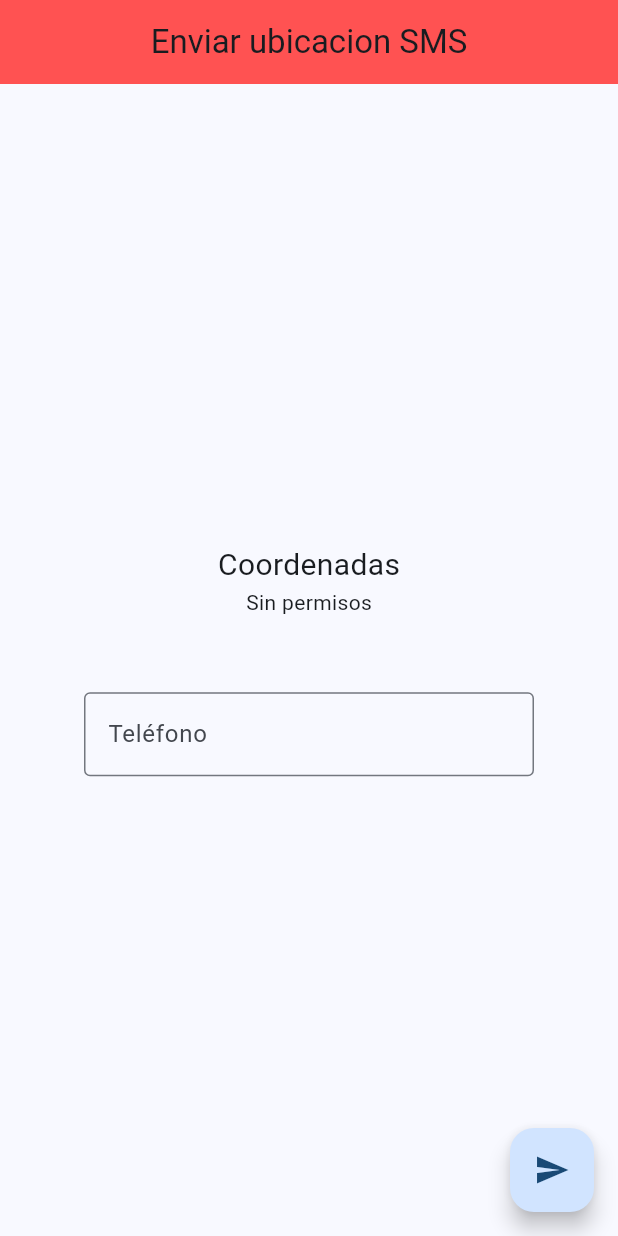
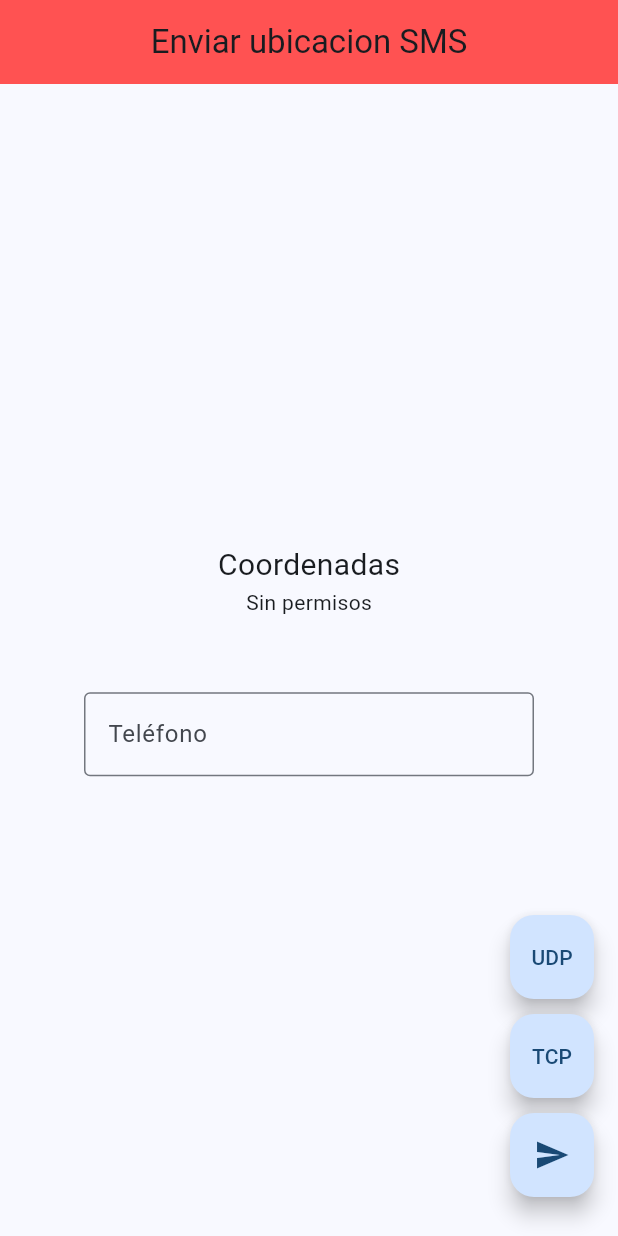
Before and after one commit to avs13/diseno-electronico, a Flutter app: the screen it shows after launch, on a phone screen of 412 x 824 dp. Run offline on Flutter 3.47's test engine with Material 2 defaults, Android fonts, the phone set to English and light mode, and no system bars; our stand-ins replace fluttertoast, geolocator; missing offline and left inert: telephony.

Commit message:
Se agrego opcion enviar ubicacion por protocolo UDP y TCP a ip hardcodeada

```diff
--- a/gps-sms-app/lib/main.dart
+++ b/gps-sms-app/lib/main.dart
@@ -1,9 +1,10 @@
 import 'dart:async';
-
+import 'dart:convert';
 import 'package:flutter/material.dart';
 import 'package:geolocator/geolocator.dart';
 import 'package:telephony/telephony.dart';
 import 'package:fluttertoast/fluttertoast.dart';
+import 'dart:io';
 
 void main() {
   runApp(const MyApp());
@@ -62,7 +63,7 @@ class _MyHomePageState extends State<MyHomePage> {
               (Position? position) {
 
             altitude = position!.altitude.toString();
-            latitude = position!.latitude.toString() ;
+            latitude = position.latitude.toString() ;
             setState(() {
 
             });
@@ -97,31 +98,9 @@ class _MyHomePageState extends State<MyHomePage> {
           fontSize: 16.0
       );
       return false;
-
     }
     return true;
   }
-
-  /*
-  Future<Position> determinePosition() async  {
-    LocationPermission permission;
-    permission = await Geolocator.checkPermission();
-    if(permission == LocationPermission.denied){
-      permission = await Geolocator.requestPermission();
-      if(permission == LocationPermission.denied){
-        return Future.error("Sin permisos ");
-      }
-    }
-    return await Geolocator.getCurrentPosition();
-  }
-
-  void getCurrentPosition() async {
-    Position position = await determinePosition();
-    altitude = position.altitude;
-    latitude = position.latitude + 1;
-    setState(() {
-    });
-  }*/
 
   @override
   Widget build(BuildContext context) {
@@ -146,9 +125,58 @@ class _MyHomePageState extends State<MyHomePage> {
               }
             },decoration: const InputDecoration(border: OutlineInputBorder(),labelText: "Teléfono",),
               keyboardType: TextInputType.number,
-            ),)
+            ),),
           ]),),
-      floatingActionButton: FloatingActionButton(
+      floatingActionButton: Column(
+        mainAxisAlignment: MainAxisAlignment.end,
+        children: [
+          FloatingActionButton(
+            onPressed: (){
+              RawDatagramSocket.bind(InternetAddress.anyIPv4, 8000).then((socket) {
+                socket.send(const Utf8Codec().encode('Tus coordenadas son : \n Latitud:$latitude \n Altitud: $altitude'), InternetAddress("192.168.1.92"), 8000);
+                socket.listen((event) {
+                  if (event == RawSocketEvent.write) {
+                    socket.close();
+                    Fluttertoast.showToast(
+                        msg: "Enviado UDP",
+                        toastLength: Toast.LENGTH_SHORT,
+                        gravity: ToastGravity.CENTER,
+                        backgroundColor: Colors.red,
+                        textColor: Colors.white,
+                        fontSize: 16.0
+                    );
+                  }
+                });
+              });
+            },
+            child: const Text("UDP") ,
+
+
+          ),
+          const SizedBox(height: 10),
+          FloatingActionButton(
+            onPressed: (){
+              RawSocket.connect("192.168.1.92", 8000).then((socket) {
+                socket.write(const Utf8Codec().encode('Tus coordenadas son : \n Latitud:$latitude \n Altitud: $altitude'));
+                socket.listen((event) {
+                  if (event == RawSocketEvent.write) {
+                    socket.close();
+                    Fluttertoast.showToast(
+                        msg: "Enviado TCP",
+                        toastLength: Toast.LENGTH_SHORT,
+                        gravity: ToastGravity.CENTER,
+                        backgroundColor: Colors.red,
+                        textColor: Colors.white,
+                        fontSize: 16.0
+                    );
+                  }
+                });
+              });
+            },
+            child: const Text("TCP"),
+          ),
+          const SizedBox(height: 10),
+          FloatingActionButton(
             onPressed: (){
               if(phone.length != 10){
                 Fluttertoast.showToast(
@@ -175,9 +203,11 @@ class _MyHomePageState extends State<MyHomePage> {
                 );
               }
             },
-        child: const Icon(Icons.send),
+            child:const Icon(Icons.send) ,
 
-      ),
+
+          ),const SizedBox(height: 10),
+        ],),
     );//
   }
 }
```
Also changed, not shown: 1 other file. Lines whose indentation alone changed are shown as unchanged.
